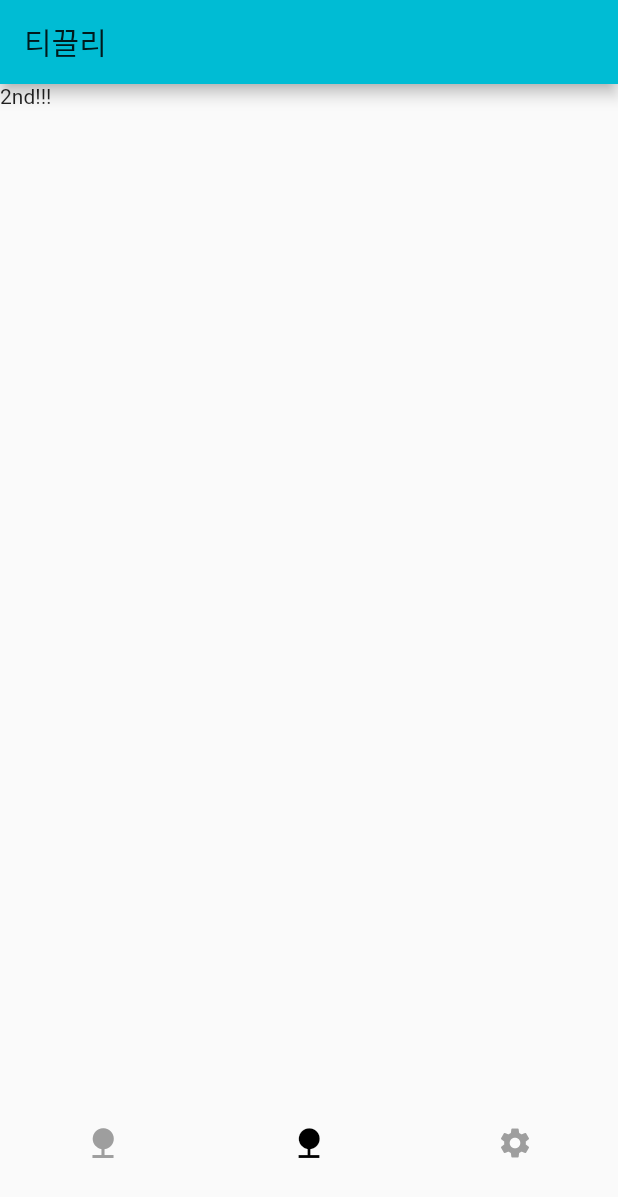
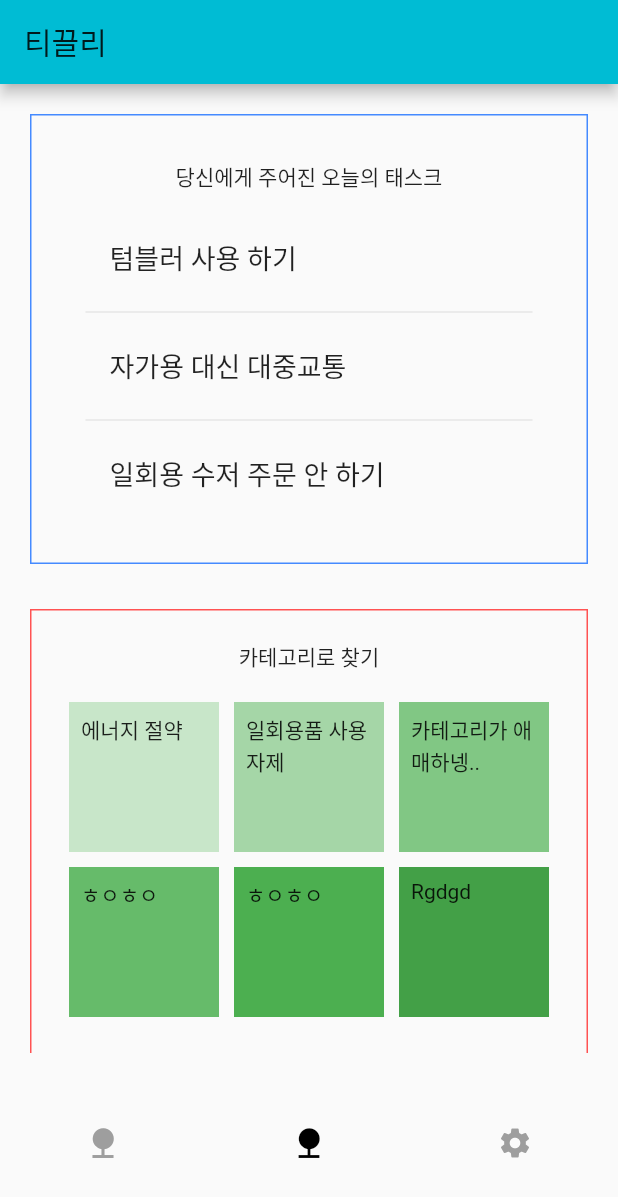
Before and after one commit to nkwook/Tickley, a Flutter app: the screen it shows after launch, on a phone screen of 412 x 824 dp. Shown: the top 1197 px of the screen. Run offline on Flutter 3.47's test engine with Material 2 defaults, Android fonts, the light colour scheme and no system bars.

Commit message:
Basic layout of today tab

```diff
--- a/lib/src/today.dart
+++ b/lib/src/today.dart
@@ -6,6 +6,9 @@ class Today extends StatefulWidget {
 }
 
 class TodayState extends State<Today> {
+  final _biggerFont = const TextStyle(fontSize: 18.0);
+  final _todayTasks = ['텀블러 사용 하기', '자가용 대신 대중교통', '일회용 수저 주문 안 하기'];
+
   @override
   Widget build(BuildContext context) {
     return Scaffold(
@@ -14,6 +17,108 @@ class TodayState extends State<Today> {
   }
 
   Widget _today() {
-    return Text("2nd!!!");
+    return Center(
+        child: SingleChildScrollView(
+            child: Column(
+      children: <Widget>[
+        _todayTask(),
+        // Text('srs'),
+        _categoryTask()
+        // Text('rr')
+      ],
+    )));
+  }
+
+  Widget _todayTask() {
+    return Container(
+      margin: EdgeInsets.symmetric(vertical: 20, horizontal: 20),
+      padding: EdgeInsets.symmetric(vertical: 30, horizontal: 20),
+      // color: Colors.white,
+      decoration: BoxDecoration(border: Border.all(color: Colors.blueAccent)),
+      height: 300.0,
+      child: Column(
+        children: [
+          Text('당신에게 주어진 오늘의 태스크'),
+          // _todayTakeList(),
+          Expanded(
+              child: ListView.separated(
+                  itemCount: _todayTasks.length,
+                  padding: const EdgeInsets.all(16),
+                  itemBuilder: (context, i) {
+                    return _buildRow(_todayTasks[i]);
+                  },
+                  separatorBuilder: (context, i) {
+                    return const Divider();
+                  }))
+        ],
+      ),
+    );
+  }
+
+  Widget _buildRow(String task) {
+    return ListTile(
+      title: Text(
+        task,
+        style: _biggerFont,
+      ),
+    );
+  }
+
+  Widget _categoryTask() {
+    return (Container(
+        margin: EdgeInsets.symmetric(vertical: 10, horizontal: 20),
+        padding: EdgeInsets.symmetric(vertical: 20, horizontal: 5),
+        // color: Colors.red,
+        decoration: BoxDecoration(border: Border.all(color: Colors.redAccent)),
+        height: 400.0,
+        child: Column(children: [
+          Text('카테고리로 찾기'),
+          Expanded(
+              child: CustomScrollView(
+            primary: false,
+            slivers: <Widget>[
+              SliverPadding(
+                padding: const EdgeInsets.all(20),
+                sliver: SliverGrid.count(
+                  crossAxisSpacing: 10,
+                  mainAxisSpacing: 10,
+                  crossAxisCount: 3,
+                  children: <Widget>[
+                    Container(
+                      padding: const EdgeInsets.all(8),
+                      child: const Text("에너지 절약"),
+                      color: Colors.green[100],
+                    ),
+                    Container(
+                      padding: const EdgeInsets.all(8),
+                      child: const Text('일회용품 사용 자제'),
+                      color: Colors.green[200],
+                    ),
+                    Container(
+                      padding: const EdgeInsets.all(8),
+                      child: const Text('카테고리가 애매하넹..'),
+                      color: Colors.green[300],
+                    ),
+                    Container(
+                      padding: const EdgeInsets.all(8),
+                      child: const Text('ㅎㅇㅎㅇ'),
+                      color: Colors.green[400],
+                    ),
+                    Container(
+                      padding: const EdgeInsets.all(8),
+                      child: const Text('ㅎㅇㅎㅇ'),
+                      color: Colors.green[500],
+                    ),
+                    Container(
+                      padding: const EdgeInsets.all(8),
+                      child: const Text('Rgdgd'),
+                      color: Colors.green[600],
+                    ),
+                  ],
+                ),
+              ),
+            ],
+          ))
+        ])));
   }
 }
```
